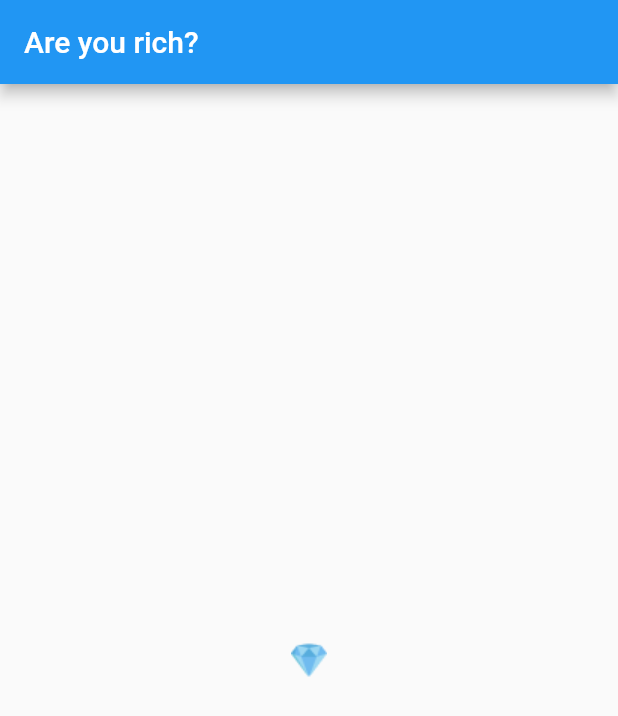
After one commit to hayabusabusa/are_you_rich, a Flutter app: the screen it shows after launch, on a phone screen of 412 x 824 dp. The commit adds this screen. Shown: the top 716 px of the screen. Run offline on Flutter 3.47's test engine with Material 2 defaults, Android fonts, the light colour scheme and no system bars.

Commit message:
Add home screen

```diff
--- a/lib/main.dart
+++ b/lib/main.dart
@@ -1,5 +1,5 @@
 import 'package:flutter/material.dart';
-import 'package:are_you_rich/utils/utils.dart';
+import 'package:are_you_rich/screens/screens.dart';
 
 void main() => runApp(AreYouRichApp());
 
@@ -8,14 +8,7 @@ class AreYouRichApp extends StatelessWidget {
   Widget build(BuildContext context) {
     return MaterialApp(
       title: 'Are you rich?',
-      home: Scaffold(
-        appBar: AppBar(
-          title: Text('Are you rich?'),
-        ),
-        body: Center(
-          child: Image(image: Assets.icDiamond,),
-        ),
-      ),
+      home: HomeScreen(),
     );
   }
 }
--- /dev/null
+++ b/lib/screens/home_screen.dart
@@ -0,0 +1,16 @@
+import 'package:flutter/material.dart';
+import 'package:are_you_rich/utils/utils.dart';
+
+class HomeScreen extends StatelessWidget {
+  @override
+  Widget build(BuildContext context) {
+    return Scaffold(
+      appBar: AppBar(
+        title: Text('Are you rich?'),
+      ),
+      body: Center(
+        child: Image(image: Assets.icDiamond,),
+      ),
+    );
+  }
+}
--- /dev/null
+++ b/lib/screens/screens.dart
@@ -0,0 +1 @@
+export './home_screen.dart';
```
